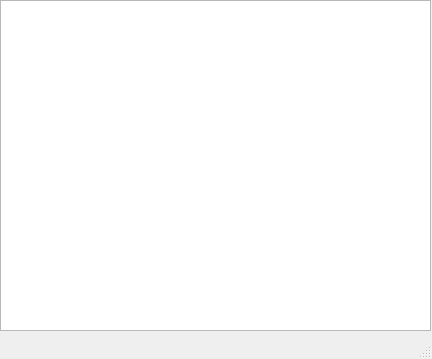
The window that TexturepackManagerUI.ui (goodsoul-andrew/minecraft_texturepack_manager) describes before a commit, drawn with Qt 5.
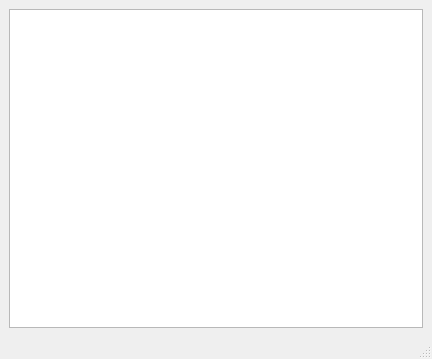
The same window after the commit.

What changed in the file:
```diff
--- a/TexturepackManagerUI.ui
+++ b/TexturepackManagerUI.ui
@@ -14,15 +14,9 @@
    <string>MainWindow</string>
   </property>
   <widget class="QWidget" name="centralwidget">
+   <layout class="QGridLayout" name="gridLayout">
+    <item row="0" column="0">
    <widget class="QTreeView" name="tree">
-    <property name="geometry">
-     <rect>
-      <x>0</x>
-      <y>0</y>
-      <width>431</width>
-      <height>331</height>
-     </rect>
-    </property>
     <property name="selectionMode">
      <enum>QAbstractItemView::ExtendedSelection</enum>
     </property>
@@ -30,6 +24,8 @@
      <bool>true</bool>
     </property>
    </widget>
+    </item>
+   </layout>
   </widget>
   <widget class="QMenuBar" name="menubar">
    <property name="geometry">
```
Lines whose indentation alone changed are shown as unchanged.
